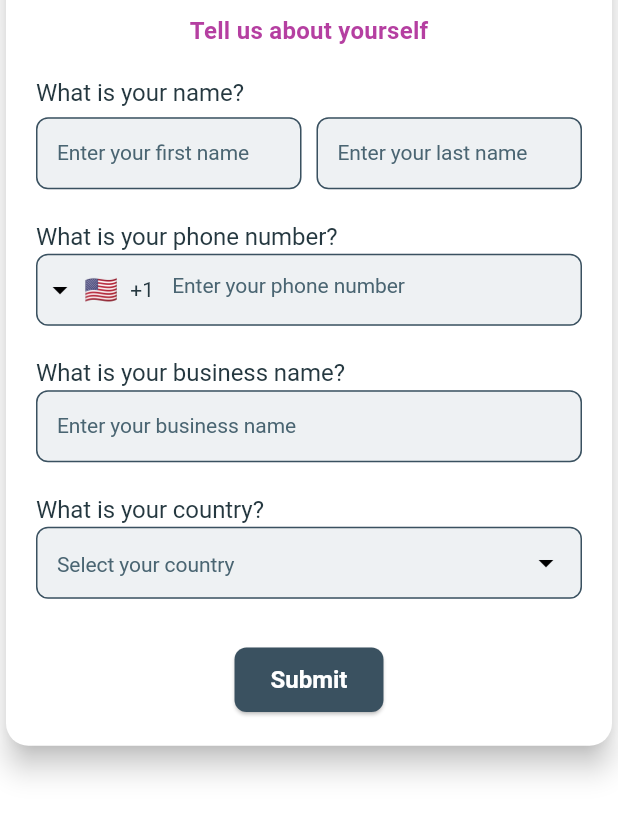
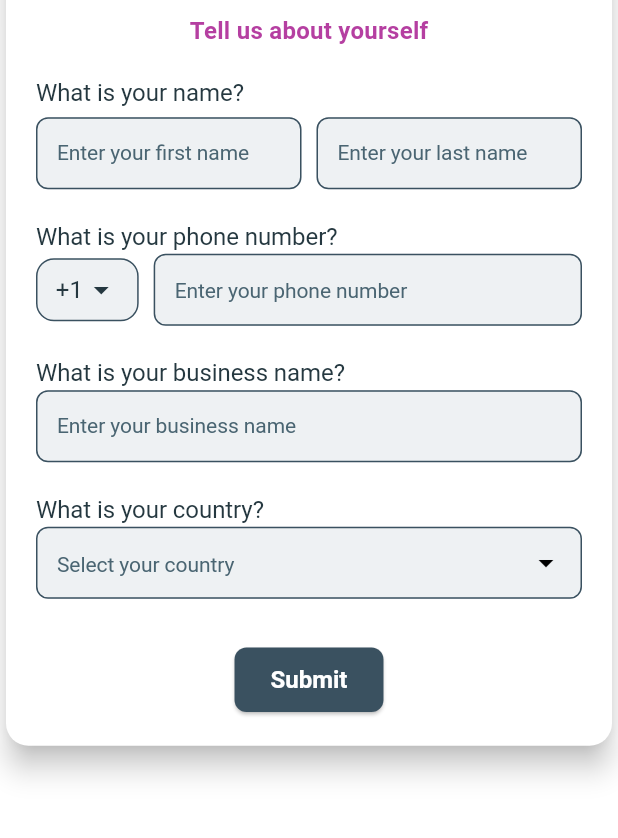
Before and after one commit to alielhasan85/naya_menu, a Flutter app: the screen it shows after launch, on a phone screen of 412 x 824 dp, the part 326-1164 px from its top. Run offline on Flutter 3.47's test engine with Material 3 defaults, Android fonts, the phone set to English and light mode, and no system bars; drawn by our look-alikes of dropdown_search, intl_phone_field; our stand-ins replace cloud_firestore, country_picker, firebase_auth, firebase_core, flutter_dotenv, flutter_riverpod and 2 more; accounts and stored records are empty; generated files the repository leaves out were written again; network calls fail; Roboto replaces fonts that are missing (WorkSans).

```diff
--- a/lib/client/widgets/phone_number.dart
+++ b/lib/client/widgets/phone_number.dart
@@ -1,24 +1,48 @@
 import 'package:flutter/material.dart';
-import 'package:intl_phone_field/intl_phone_field.dart';
-import 'package:intl_phone_field/phone_number.dart';
-import 'package:naya_menu/theme/app_theme.dart'; // Import your AppTheme
+import 'package:country_picker/country_picker.dart';
+import 'package:naya_menu/theme/app_theme.dart'; // Ensure this imports your theme
 
 class PhoneNumberInput extends StatelessWidget {
   final TextEditingController controller;
-  final String? Function(PhoneNumber?)? validator; // Adjusted the type
+  final String? Function(String?)? validator;
 
   const PhoneNumberInput({required this.controller, this.validator, Key? key})
       : super(key: key);
 
+  void _openCountryPickerDialog(BuildContext context) {
+    showCountryPicker(
+      context: context,
+      showPhoneCode: true, // Show phone code alongside country name
+      onSelect: (Country country) {
+        controller.text = '+${country.phoneCode}'; // Set phone code
+      },
+      countryListTheme: CountryListThemeData(
+        borderRadius: BorderRadius.only(
+          topLeft: Radius.circular(16.0),
+          topRight: Radius.circular(16.0),
+        ),
+        inputDecoration: InputDecoration(
+          hintText: 'Search your country',
+          border: InputBorder.none,
+          contentPadding: EdgeInsets.symmetric(horizontal: 16, vertical: 8),
+        ),
+        searchTextStyle: TextStyle(
+          color: Colors.black,
+          fontSize: 18,
+        ),
+      ),
+    );
+  }
+
   @override
   Widget build(BuildContext context) {
+    // Define InputDecoration based on your theme
     final inputDecoration = InputDecoration(
       border: AppTheme.inputDecorationTheme.border,
       focusedBorder: AppTheme.inputDecorationTheme.focusedBorder,
       enabledBorder: AppTheme.inputDecorationTheme.enabledBorder,
       contentPadding: AppTheme.inputDecorationTheme.contentPadding ??
           const EdgeInsets.all(10.0),
-      isCollapsed: true,
       hintText: 'Enter your phone number', // Customize the hint text as needed
       hintStyle: AppTheme.inputDecorationTheme.hintStyle ??
           const TextStyle(fontSize: 14.0),
@@ -26,22 +50,42 @@ class PhoneNumberInput extends StatelessWidget {
       fillColor: AppTheme.inputDecorationTheme.fillColor ?? Colors.blue.shade50,
     );
 
-    return SizedBox(
-      width: 500,
-      child: IntlPhoneField(
-        controller: controller,
-        decoration: inputDecoration,
-        style: TextStyle(fontSize: 15.0),
-        initialCountryCode: 'US', // Set your default country code
-        onChanged: (phone) {
-          // Handle phone number changes if needed
-        },
-        onSaved: (phone) {
-          controller.text = phone?.completeNumber ?? '';
-        },
-        validator: validator,
-        disableLengthCheck: true, // Use the provided validator
-      ),
+    return Row(
+      children: [
+        GestureDetector(
+          onTap: () => _openCountryPickerDialog(context),
+          child: Container(
+            padding: EdgeInsets.symmetric(horizontal: 12, vertical: 8),
+            decoration: BoxDecoration(
+              border: Border.all(
+                color: AppTheme.inputDecorationTheme.border!.borderSide.color,
+                width: AppTheme.inputDecorationTheme.border!.borderSide.width,
+              ),
+              borderRadius: BorderRadius.circular(12),
+              color: AppTheme.inputDecorationTheme.fillColor ??
+                  Colors.blue.shade50,
+            ),
+            child: Row(
+              children: [
+                Text(
+                  controller.text.isNotEmpty ? controller.text : '+1',
+                  style: TextStyle(fontSize: 16),
+                ),
+                Icon(Icons.arrow_drop_down),
+              ],
+            ),
+          ),
+        ),
+        const SizedBox(width: 10),
+        Expanded(
+          child: TextFormField(
+            controller: controller,
+            keyboardType: TextInputType.phone,
+            decoration: inputDecoration,
+            validator: validator,
+          ),
+        ),
+      ],
     );
   }
 }
--- a/pubspec.yaml
+++ b/pubspec.yaml
@@ -43,6 +43,7 @@ dependencies:
   cloud_firestore: ^5.2.1
   dropdown_search: ^5.0.6
   intl_phone_field: ^3.2.0
+  country_picker: ^2.0.26
 
 dev_dependencies:
   flutter_test:
```
